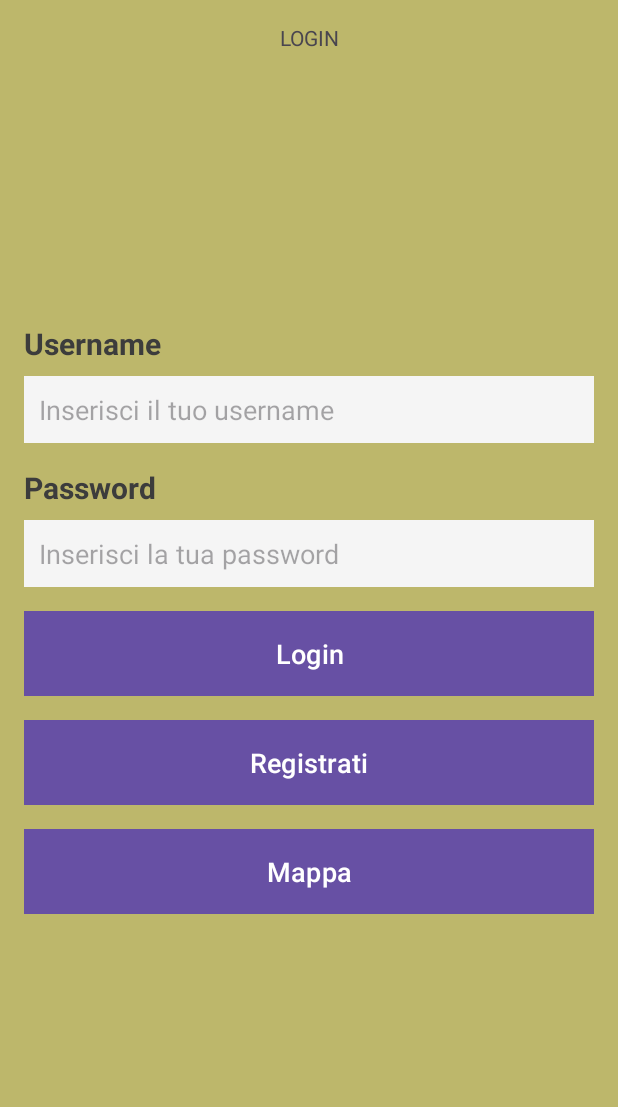
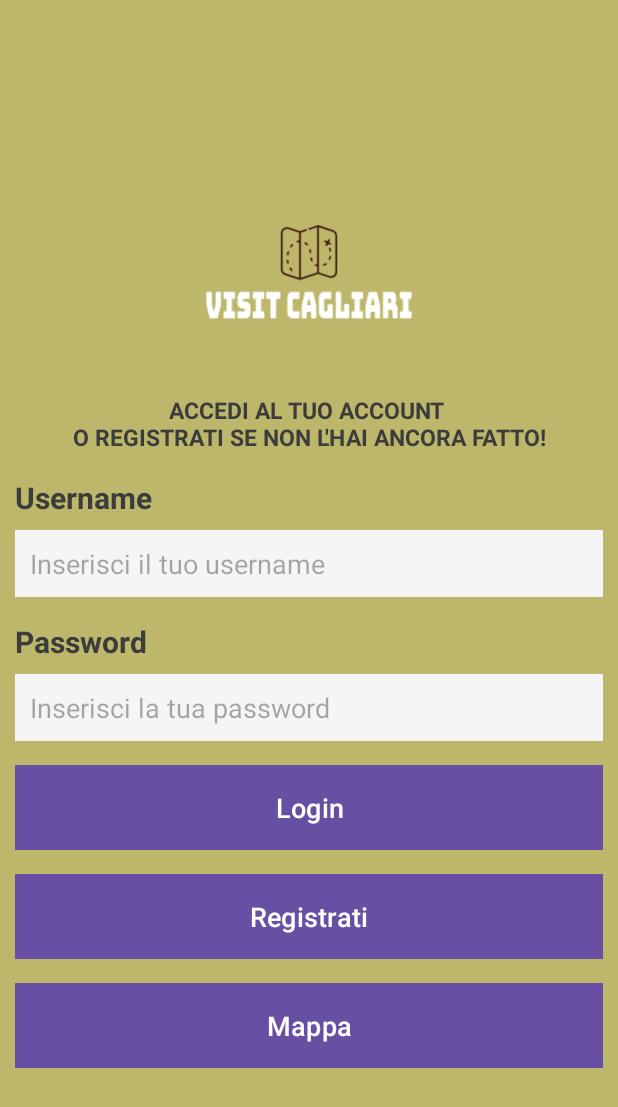
Before and after one commit to Mirrko01/ProgettoIUM, an Android app: the MainActivity screen opened directly, with no data from a screen before it, on a phone screen of 412 x 824 dp. Shown: the top 1107 px of the screen. Run offline under Robolectric (Android 15) with nearby library versions, the phone set to English and light mode, and no system bars.

Commit message:
modifiche schermate login e registrazione e altre modifiche estetiche

```diff
--- a/VisitCagliari/app/src/main/res/layout/activity_main.xml
+++ b/VisitCagliari/app/src/main/res/layout/activity_main.xml
@@ -8,98 +8,104 @@
     android:background="@color/background_color"
     tools:context=".MainActivity">
 
-    <LinearLayout
-        android:layout_width="match_parent"
-        android:layout_height="50dp"
-        android:orientation="vertical">
-
-        <TextView
-            android:layout_marginTop="15dp"
-            android:layout_width="match_parent"
-            android:layout_height="match_parent"
-            android:textAlignment="center"
-            android:text="LOGIN"
-            />
-
-    </LinearLayout>
 
     <LinearLayout
         android:layout_width="0dp"
         android:layout_height="wrap_content"
+        android:background="@drawable/login_background"
+        android:gravity="center"
         android:orientation="vertical"
-        android:gravity="center"
-        android:background="@drawable/login_background"
+        android:padding="10dp"
+        app:layout_constraintBottom_toBottomOf="parent"
+        app:layout_constraintEnd_toEndOf="parent"
+        app:layout_constraintHorizontal_bias="1.0"
         app:layout_constraintStart_toStartOf="parent"
-        app:layout_constraintEnd_toEndOf="parent"
-        app:layout_constraintTop_toTopOf="parent"
-        app:layout_constraintBottom_toBottomOf="parent"
-        android:padding="16dp">
+        app:layout_constraintTop_toTopOf="parent">
+
+
+
+        <ImageView
+            android:id="@+id/logoImage"
+            android:layout_width="match_parent"
+            android:layout_height="150dp"
+            android:src="@drawable/logo" />
 
         <TextView
             android:layout_width="match_parent"
             android:layout_height="wrap_content"
+            android:text="ACCEDI AL TUO ACCOUNT \nO REGISTRATI SE NON L'HAI ANCORA FATTO!"
+            android:textAlignment="center"
+            android:textColor="@color/text_color"
+            android:textSize="15sp"
+            android:textStyle="bold"
+            android:layout_marginBottom="16dp"/>
+
+        <TextView
+            android:layout_width="match_parent"
+            android:layout_height="wrap_content"
+            android:layout_marginBottom="8dp"
             android:text="Username"
             android:textColor="@color/text_color"
             android:textSize="20sp"
-            android:textStyle="bold"
-            android:layout_marginBottom="8dp"/>
+            android:textStyle="bold" />
 
         <EditText
             android:id="@+id/username"
             android:layout_width="match_parent"
             android:layout_height="wrap_content"
+            android:layout_marginBottom="16dp"
             android:background="@drawable/edittext_background"
             android:hint="Inserisci il tuo username"
-            android:padding="10dp"
-            android:layout_marginBottom="16dp"/>
+            android:padding="10dp" />
 
         <TextView
             android:layout_width="match_parent"
             android:layout_height="wrap_content"
+            android:layout_marginBottom="8dp"
             android:text="Password"
             android:textColor="@color/text_color"
             android:textSize="20sp"
-            android:textStyle="bold"
-            android:layout_marginBottom="8dp"/>
+            android:textStyle="bold" />
 
         <EditText
             android:id="@+id/password"
             android:layout_width="match_parent"
             android:layout_height="wrap_content"
+            android:layout_marginBottom="16dp"
             android:background="@drawable/edittext_background"
             android:hint="Inserisci la tua password"
             android:inputType="textPassword"
-            android:padding="10dp"
-            android:layout_marginBottom="16dp"/>
+            android:padding="10dp" />
 
         <Button
             android:id="@+id/loginButton"
             android:layout_width="match_parent"
             android:layout_height="wrap_content"
-            android:text="Login"
+            android:layout_marginBottom="16dp"
             android:background="@drawable/button_background"
             android:padding="12dp"
-            android:textSize="18sp"
-            android:layout_marginBottom="16dp"/>
+            android:text="Login"
+            android:textSize="18sp" />
 
 
         <Button
             android:id="@+id/registrazioneRedirect"
             android:layout_width="match_parent"
             android:layout_height="wrap_content"
-            android:text="Registrati"
+            android:layout_marginBottom="16dp"
             android:background="@drawable/button_background"
             android:padding="12dp"
-            android:textSize="18sp"
-            android:layout_marginBottom="16dp"/>
+            android:text="Registrati"
+            android:textSize="18sp" />
+
         <Button
             android:id="@+id/provaMappa"
             android:layout_width="match_parent"
             android:layout_height="wrap_content"
-            android:text="Mappa"
             android:background="@drawable/button_background"
             android:padding="12dp"
-            android:textSize="18sp"/>
+            android:text="Mappa"
+            android:textSize="18sp" />
 
     </LinearLayout>
 </androidx.constraintlayout.widget.ConstraintLayout>
--- a/VisitCagliari/app/src/main/res/layout/monumenti_activity.xml
+++ b/VisitCagliari/app/src/main/res/layout/monumenti_activity.xml
@@ -3,6 +3,7 @@
     android:layout_width="match_parent"
     android:layout_height="match_parent"
     xmlns:tools="http://schemas.android.com/tools"
+    android:background="@color/background_color"
     tools:context=".Monumenti">
 
     <LinearLayout
```
Also changed, not shown: VisitCagliari/app/src/main/res/layout/listacategorie_activity.xml (+7 -4 lines), VisitCagliari/app/src/main/res/layout/registrazione_activity.xml (+39 -25 lines).
